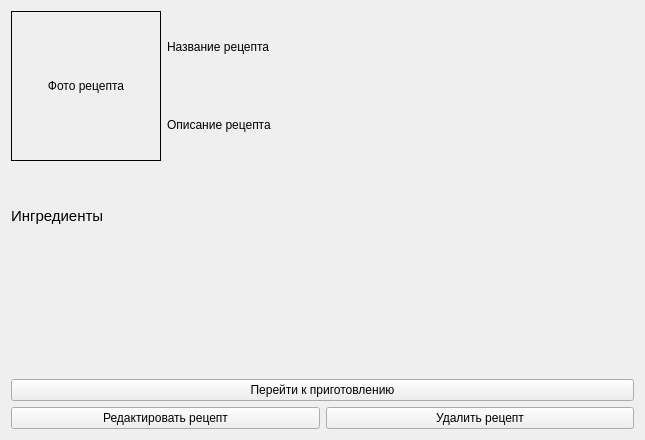
Old version of the form recipeviewer.ui in the repository Pavel-Kr/Curs_visual.
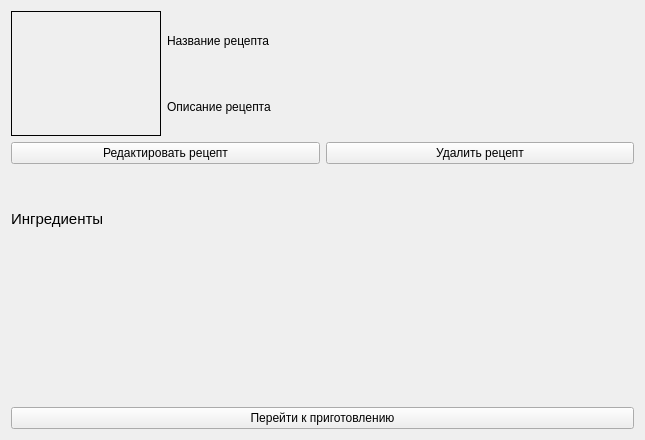
New version of the form. Icons and pictures are not drawn.

```diff
--- a/recipeviewer.ui
+++ b/recipeviewer.ui
@@ -27,20 +27,26 @@
        <property name="minimumSize">
         <size>
          <width>150</width>
-         <height>150</height>
+         <height>125</height>
         </size>
        </property>
        <property name="maximumSize">
         <size>
          <width>150</width>
-         <height>150</height>
+         <height>125</height>
         </size>
        </property>
        <property name="frameShape">
         <enum>QFrame::Panel</enum>
        </property>
        <property name="text">
-        <string>Фото рецепта</string>
+        <string/>
+       </property>
+       <property name="pixmap">
+        <pixmap resource="src.qrc">:/ico/ico/camera.png</pixmap>
+       </property>
+       <property name="scaledContents">
+        <bool>false</bool>
        </property>
        <property name="alignment">
         <set>Qt::AlignCenter</set>
@@ -79,6 +85,32 @@
      </item>
     </layout>
    </item>
+   <item>
+    <layout class="QHBoxLayout" name="horizontalLayout_2">
+     <item>
+      <widget class="QPushButton" name="recipeEditButton">
+       <property name="text">
+        <string>Редактировать рецепт</string>
+       </property>
+       <property name="icon">
+        <iconset resource="src.qrc">
+         <normaloff>:/ico/ico/edit.png</normaloff>:/ico/ico/edit.png</iconset>
+       </property>
+      </widget>
+     </item>
+     <item>
+      <widget class="QPushButton" name="recipeDeleteButton">
+       <property name="text">
+        <string>Удалить рецепт</string>
+       </property>
+       <property name="icon">
+        <iconset resource="src.qrc">
+         <normaloff>:/ico/ico/trash.png</normaloff>:/ico/ico/trash.png</iconset>
+       </property>
+      </widget>
+     </item>
+    </layout>
+   </item>
    <item>
     <spacer name="verticalSpacer_2">
      <property name="orientation">
@@ -130,24 +162,6 @@
      </property>
     </widget>
    </item>
-   <item>
-    <layout class="QHBoxLayout" name="horizontalLayout_2">
-     <item>
-      <widget class="QPushButton" name="recipeEditButton">
-       <property name="text">
-        <string>Редактировать рецепт</string>
-       </property>
-      </widget>
-     </item>
-     <item>
-      <widget class="QPushButton" name="recipeDeleteButton">
-       <property name="text">
-        <string>Удалить рецепт</string>
-       </property>
-      </widget>
-     </item>
-    </layout>
-   </item>
   </layout>
  </widget>
  <resources/>
```
Left out of the diff: 11 changed lines with no effect on the pictures.
